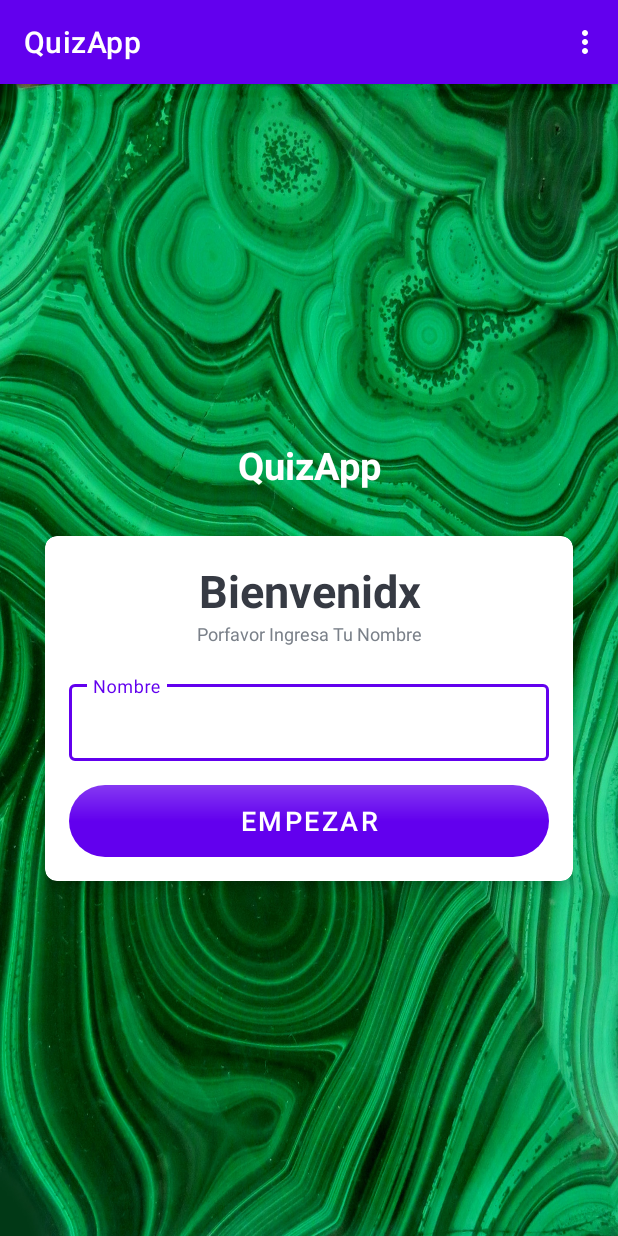
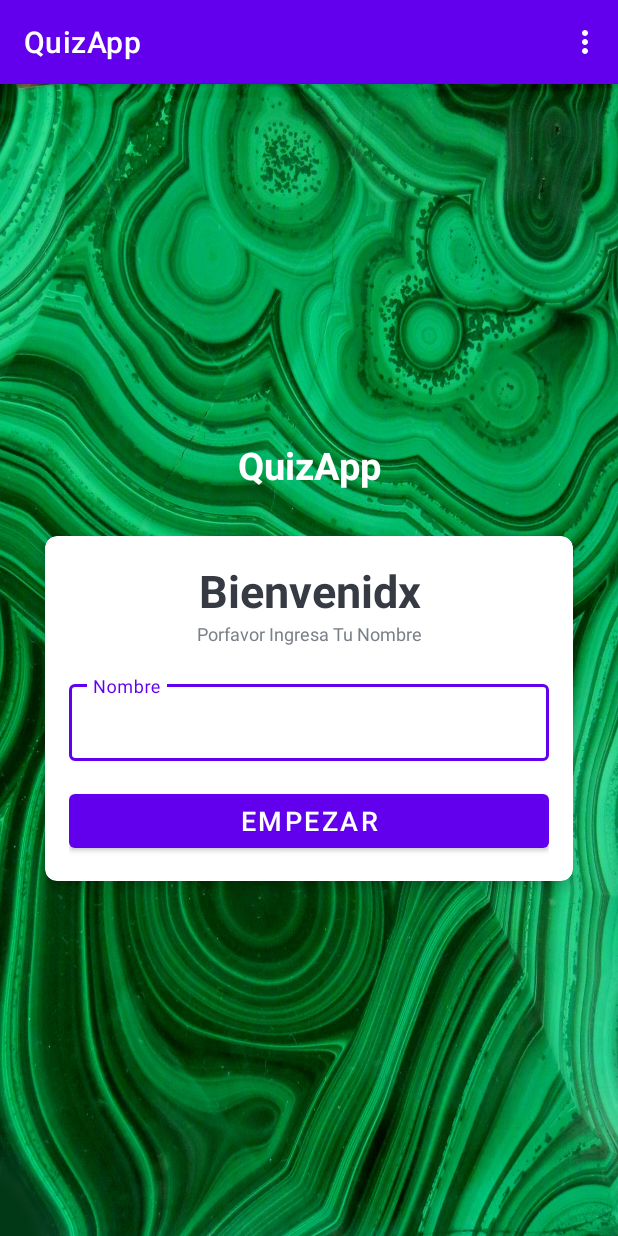
Before and after one commit to AckDot/QuizApp, an Android app: the screen it shows after launch (MainActivity), on a phone screen of 412 x 824 dp. Run offline under Robolectric (Android 15) with nearby library versions, the phone set to English and light mode, and no system bars; our stand-ins replace navigation-ui.

Commit message:
Fix for navigation

```diff
--- a/app/build.gradle
+++ b/app/build.gradle
@@ -1,7 +1,7 @@
 plugins {
     id 'com.android.application'
     id 'org.jetbrains.kotlin.android'
-    id("androidx.navigation.safeargs")
+    id 'androidx.navigation.safeargs.kotlin'
 }
 
 android {
@@ -49,4 +49,7 @@ dependencies {
     testImplementation 'junit:junit:4.13.2'
     androidTestImplementation 'androidx.test.ext:junit:1.1.3'
     androidTestImplementation 'androidx.test.espresso:espresso-core:3.4.0'
+
+
+
 }
--- a/app/src/main/java/com/example/quizapp/FragmentA.kt
+++ b/app/src/main/java/com/example/quizapp/FragmentA.kt
@@ -10,6 +10,7 @@ import android.widget.Toast
 import androidx.fragment.app.findFragment
 import androidx.navigation.Navigation
 import androidx.navigation.findNavController
+import androidx.navigation.fragment.findNavController
 import androidx.navigation.ui.NavigationUI
 
 
@@ -24,12 +25,12 @@ class FragmentA : Fragment() {
         val buttonA = view.findViewById<Button>(R.id.btnStart)
         val etname = view.findViewById<EditText>(R.id.et_namespace)
 
-        buttonA?.setOnClickListener { view: View ->
+        buttonA?.setOnClickListener {
             if(etname.text.toString().isEmpty()) {
                 Toast.makeText(activity,"Ingresa tu nombre", Toast.LENGTH_SHORT).show()
             }else{
                 Constants.username = etname.text.toString()
-                Navigation.findNavController(view).navigate(R.id.action_fragmentA_to_fragmentB)
+                findNavController().navigate(R.id.action_fragmentA_to_fragmentB)
             }
         }
         setHasOptionsMenu(true)
--- a/app/src/main/res/layout/fragment_a.xml
+++ b/app/src/main/res/layout/fragment_a.xml
@@ -79,12 +79,11 @@
                     tools:ignore="SpeakableTextPresentCheck" />
             </com.google.android.material.textfield.TextInputLayout>
 
-            <Button
+            <com.google.android.material.button.MaterialButton
                 android:id="@+id/btnStart"
                 android:layout_width="match_parent"
                 android:layout_height="wrap_content"
                 android:layout_marginTop="16dp"
-                android:background="@drawable/roundstyle_empezar"
                 android:text="@string/Start"
                 android:textColor="@android:color/white"
                 android:textSize="18sp" />
--- a/app/src/main/res/layout/fragment_b.xml
+++ b/app/src/main/res/layout/fragment_b.xml
@@ -17,6 +17,7 @@
             android:gravity="center"
             android:padding="12dp"
             >
+
             <TextView
                 android:id="@+id/tvpreg"
                 android:layout_width="match_parent"
@@ -26,8 +27,7 @@
                 android:textColor="#363A43"
                 android:textSize="25sp"
                 android:textStyle="bold"
-            tools:text="Que es esto ?"
-            />
+                tools:text="Que es esto ?" />
 
             <ImageView
                 android:id="@+id/iv_img"
@@ -40,6 +40,7 @@
                 android:layout_marginBottom="10dp"
                 android:gravity="center_vertical"
                 android:contentDescription="Imagen asociativa para "
+                android:visibility="gone"
                 tools:src="@drawable/pregunta_binding"/>
         <LinearLayout
             android:layout_width="match_parent"
--- a/app/src/main/res/navigation/my_nav.xml
+++ b/app/src/main/res/navigation/my_nav.xml
@@ -15,8 +15,7 @@
         <action
             android:id="@+id/action_fragmentA_to_fragmentB"
             app:destination="@id/fragmentB"
-            app:enterAnim="@android:anim/anticipate_interpolator"
-            app:exitAnim="@android:anim/linear_interpolator" />
+             />
 
     </fragment>
     <fragment
@@ -50,6 +49,10 @@
             app:exitAnim="@android:anim/accelerate_decelerate_interpolator"
             app:popEnterAnim="@android:anim/linear_interpolator"
             app:popExitAnim="@android:anim/linear_interpolator" />
+        <argument
+            android:name="puntaje"
+            app:argType="integer"
+            android:defaultValue="0"/>
     </fragment>
     <fragment
         android:id="@+id/AyudaFragment"
--- a/build.gradle
+++ b/build.gradle
@@ -6,8 +6,11 @@ buildscript {
         jcenter() // Warning: this repository is going to shut down soon
     }
     dependencies {
+        classpath "com.android.tools.build:gradle:4.2.2"
 
-        classpath("androidx.navigation:navigation-safe-args-gradle-plugin:2.5.0-alpha01")
+        classpath "org.jetbrains.kotlin:kotlin-gradle-plugin:1.6.10"
+        classpath "androidx.navigation:navigation-safe-args-gradle-plugin:2.4.2"
+
     }
 }
 
```
Also changed, not shown: app/src/main/java/com/example/quizapp/FragmentB.kt (+16 -9 lines), app/src/main/java/com/example/quizapp/FragmentC.kt (+6 -3 lines), app/src/main/res/layout/fragment_c.xml (+17 -1 lines). Lines whose indentation alone changed are shown as unchanged.
